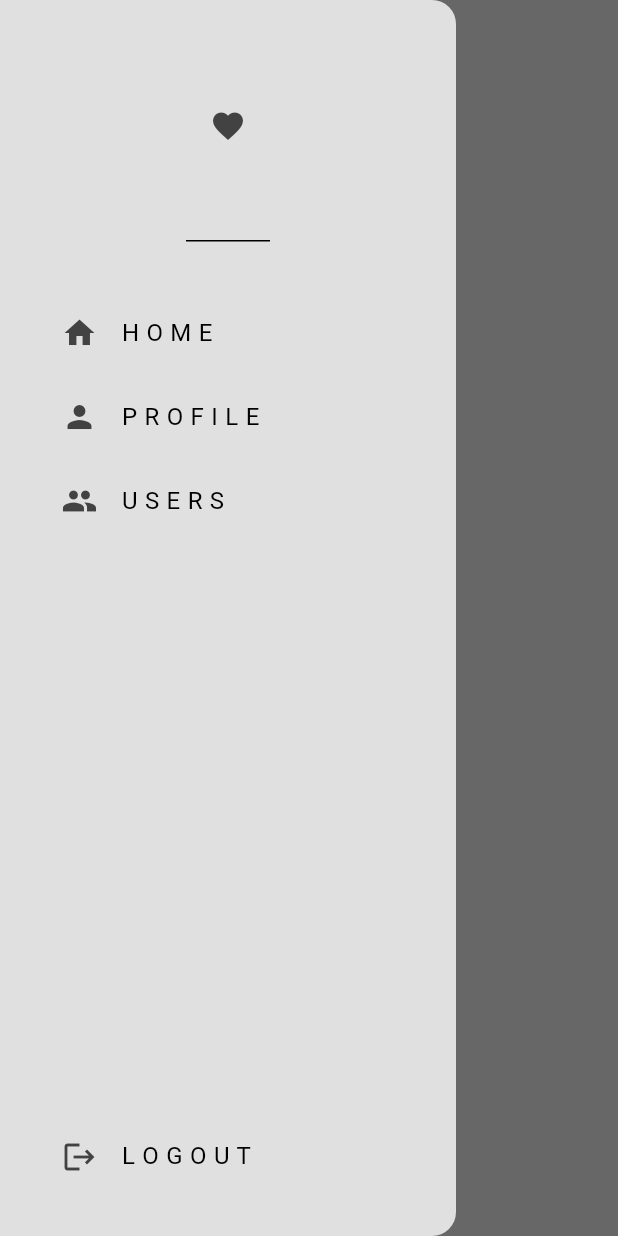
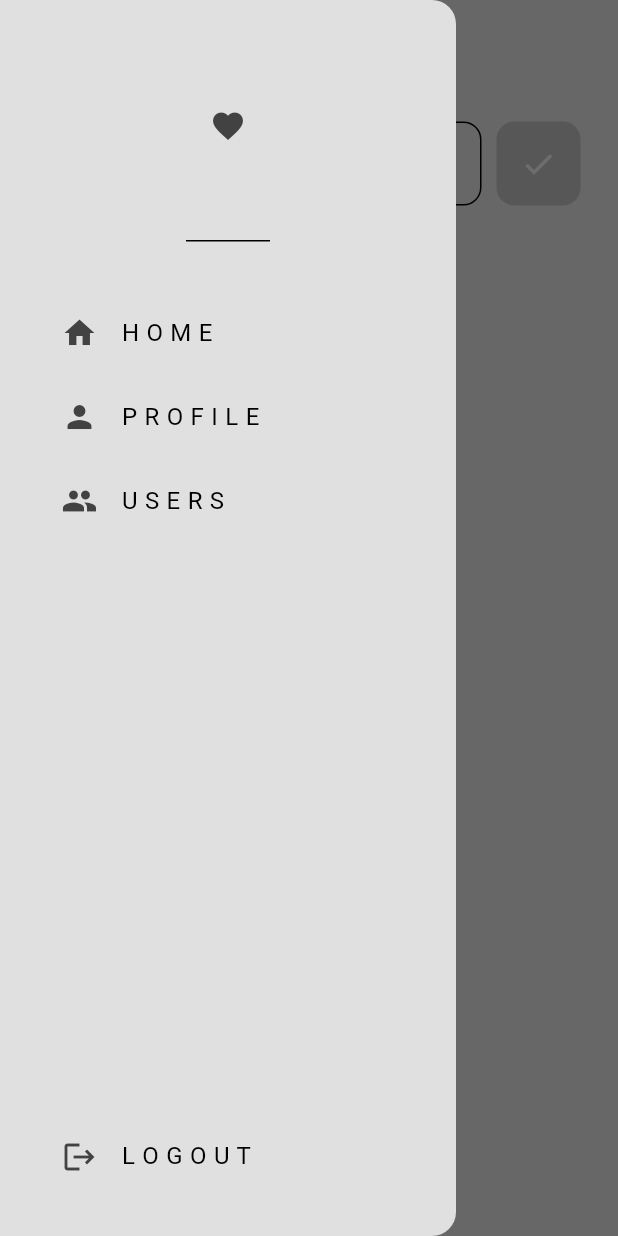
Before and after one commit to domi802/ChatApp, a Flutter app: the screen it shows once a user with an empty profile is signed in, with the side drawer open, on a phone screen of 412 x 824 dp. Run offline on Flutter 3.47's test engine with Material 3 defaults, Android fonts, the phone set to English and light mode, and no system bars; our stand-ins replace cloud_firestore, firebase_auth, firebase_core; accounts and stored records are empty; network calls fail.

Commit message:
Try show data from database

```diff
--- a/lib/auth/auth.dart
+++ b/lib/auth/auth.dart
@@ -15,7 +15,7 @@ class AuthPage extends StatelessWidget {
         builder: (context, snapshot) {
           //user logged in
           if (snapshot.hasData) {
-            return const HomePage();
+            return HomePage();
           } else {
             // user is not logged
             return const LoginOrRegister();
--- /dev/null
+++ b/lib/components/my_post_button.dart
@@ -0,0 +1,27 @@
+import 'package:flutter/material.dart';
+
+class PostButton extends StatelessWidget {
+  final void Function()? onTap;
+  const PostButton({super.key, required this.onTap});
+
+  @override
+  Widget build(BuildContext context) {
+    return GestureDetector(
+      onTap: onTap,
+      child: Container(
+        decoration: BoxDecoration(
+          color: Theme.of(context).colorScheme.secondary,
+          borderRadius: BorderRadius.circular(12),
+        ),
+        padding: const EdgeInsets.all(16),
+        margin: const EdgeInsets.only(left: 10),
+        child: Center(
+          child: Icon(
+            Icons.done,
+            color: Theme.of(context).colorScheme.primary,
+          ),
+        ),
+      ),
+    );
+  }
+}
--- /dev/null
+++ b/lib/database/firestore.dart
@@ -0,0 +1,38 @@
+import 'package:cloud_firestore/cloud_firestore.dart';
+import 'package:firebase_auth/firebase_auth.dart';
+/*
+this firebase stores posts that users have published
+It is stored in collection called 'Posts' in Firebase
+
+Post  contains:
+ - a message
+ - email
+ - timestamp
+*/
+
+class FirestoreDatabase {
+  //current logged user
+  User? user = FirebaseAuth.instance.currentUser;
+  //get collection of posts from firebase
+
+  final CollectionReference posts =
+      FirebaseFirestore.instance.collection('Posts');
+
+  // post a message
+  Future<void> addPost(String message) {
+    return posts.add({
+      'UserEmail': user!.email,
+      'PostMessage': message,
+      'Timestamp': Timestamp.now(),
+    });
+  }
+
+  // read posts from database
+  Stream<QuerySnapshot> getPostsStream() {
+    final postsStream = FirebaseFirestore.instance
+        .collection('Posts')
+        .orderBy('TimeStamp', descending: true)
+        .snapshots();
+    return postsStream;
+  }
+}
--- a/lib/main.dart
+++ b/lib/main.dart
@@ -29,10 +29,10 @@ class MyApp extends StatelessWidget {
       theme: lightMode,
       darkTheme: darkMode,
       routes: {
-        '/login_register_page': (context) => const LoginOrRegister(),
-        '/home_page': (context) => const HomePage(),
+        '/login_register_page': (context) => LoginOrRegister(),
+        '/home_page': (context) => HomePage(),
         '/profile_page': (context) => ProfilePage(),
-        '/users_page': (context) => const UserPage(),
+        '/users_page': (context) => UserPage(),
       },
     );
   }
--- a/lib/pages/home_page.dart
+++ b/lib/pages/home_page.dart
@@ -1,12 +1,28 @@
 // ignore_for_file: prefer_const_constructors
 
 import 'package:chatapp/components/my_drawer.dart';
+import 'package:chatapp/components/my_post_button.dart';
+import 'package:chatapp/components/my_textfield.dart';
+import 'package:chatapp/database/firestore.dart';
 import 'package:flutter/material.dart';
 
 class HomePage extends StatelessWidget {
-  const HomePage({super.key});
+  HomePage({super.key});
+  //firestore access
+  final FirestoreDatabase database = FirestoreDatabase();
+  //Text Controller
+  final TextEditingController newPostController = TextEditingController();
 
-  //logout user
+  //post message
+  void postMessage() {
+    //only post message if there is something in the textfield
+    if (newPostController.text.isNotEmpty) {
+      String message = newPostController.text;
+      database.addPost(message);
+    }
+    //clear controller
+    newPostController.clear();
+  }
 
   @override
   Widget build(BuildContext context) {
@@ -18,7 +34,83 @@ class HomePage extends StatelessWidget {
         foregroundColor: Theme.of(context).colorScheme.inversePrimary,
         elevation: 0,
       ),
-      drawer: MyDrawer(),
+      drawer: const MyDrawer(),
+      body: Column(
+        children: [
+          //Text field for user type
+          Padding(
+            padding: const EdgeInsets.all(25.0),
+            child: Row(
+              children: [
+                //TextField
+                Expanded(
+                  child: MyTextField(
+                    hintText: "Say something",
+                    obscureText: false,
+                    controller: newPostController,
+                  ),
+                ),
+                //postbutton
+                PostButton(
+                  onTap: postMessage,
+                )
+              ],
+            ),
+          ),
+          //POST
+          StreamBuilder(
+            stream: database.getPostsStream(),
+            builder: (context, snapshot) {
+              //show loading circle
+              if (snapshot.connectionState == ConnectionState.waiting) {
+                return Center(
+                  child: CircularProgressIndicator(),
+                );
+              }
+
+              //get all posts
+              final posts = snapshot.data!.docs;
+
+              //no data?
+              if (snapshot.data == null || posts.isEmpty) {
+                return const Center(
+                  child: Padding(
+                    padding: EdgeInsets.all(25),
+                    child: Text("No posts.. Post something!!!"),
+                  ),
+                );
+              }
+
+              // return as a list
+              return Expanded(
+                child: ListView.builder(
+                  itemCount: posts.length,
+                  itemBuilder: (context, index) {
+                    //get each individual post
+                    final post = posts[index];
+                    //get data from each post
+                    String message = post['message'];
+                    String userEmail = post['UserEmail'];
+                    String timestamp = post['TimeStamp'];
+                    //return as list title
+                    return Padding(
+                      padding: const EdgeInsets.all(25.0),
+                      child: ListTile(
+                        title: Text(message),
+                        subtitle: Text(
+                          userEmail,
+                          style: TextStyle(
+                              color: Theme.of(context).colorScheme.secondary),
+                        ),
+                      ),
+                    );
+                  },
+                ),
+              );
+            },
+          )
+        ],
+      ),
     );
   }
 }
--- a/lib/pages/login_page.dart
+++ b/lib/pages/login_page.dart
@@ -36,7 +36,7 @@ class _LoginPageState extends State<LoginPage> {
           email: emailController.text, password: passwordController.text);
 
       //pop load
-      if (context.mounted) Navigator.pop(context);
+      if (mounted) Navigator.pop(context);
     }
     //display error
     on FirebaseAuthException catch (e) {
--- a/lib/pages/profile_page.dart
+++ b/lib/pages/profile_page.dart
@@ -45,7 +45,7 @@ class ProfilePage extends StatelessWidget {
               child: Column(
                 children: [
                   const Padding(
-                    padding: const EdgeInsets.only(top: 50.0, left: 25.0),
+                    padding: EdgeInsets.only(top: 50.0, left: 25.0),
                     child: Row(
                       children: [
                         MyBackButton(),
--- a/lib/pages/users_page.dart
+++ b/lib/pages/users_page.dart
@@ -35,7 +35,7 @@ class UserPage extends StatelessWidget {
           return Column(
             children: [
               const Padding(
-                padding: const EdgeInsets.only(top: 50.0, left: 25.0),
+                padding: EdgeInsets.only(top: 50.0, left: 25.0),
                 child: Row(
                   children: [
                     MyBackButton(),
```
Also changed, not shown: 1 other file.
